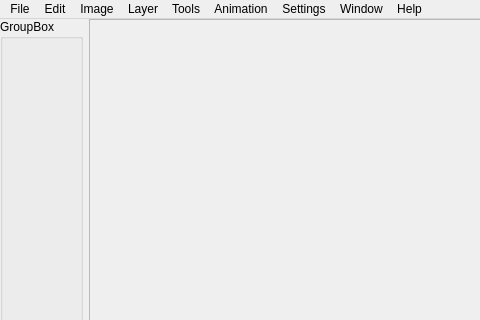
Qt form src/ui/MainWindow.ui (Zipeerix/capy-art-studio) before a commit; both pictures show x 0 to 480 and y 0 to 320 of the 1367 by 867 pixel window.
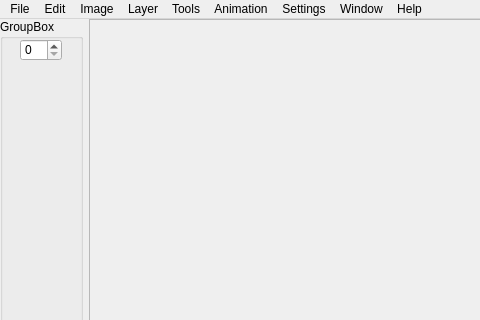
The same form after that commit. Icons and pictures are not drawn.

```diff
--- a/src/ui/MainWindow.ui
+++ b/src/ui/MainWindow.ui
@@ -40,6 +40,16 @@
           <property name="title">
            <string>GroupBox</string>
           </property>
+          <widget class="QSpinBox" name="layerSpinBox">
+           <property name="geometry">
+            <rect>
+             <x>20</x>
+             <y>20</y>
+             <width>42</width>
+             <height>22</height>
+            </rect>
+           </property>
+          </widget>
          </widget>
         </item>
        </layout>
```
Left out of the diff: 10 changed lines with no effect on the pictures.
